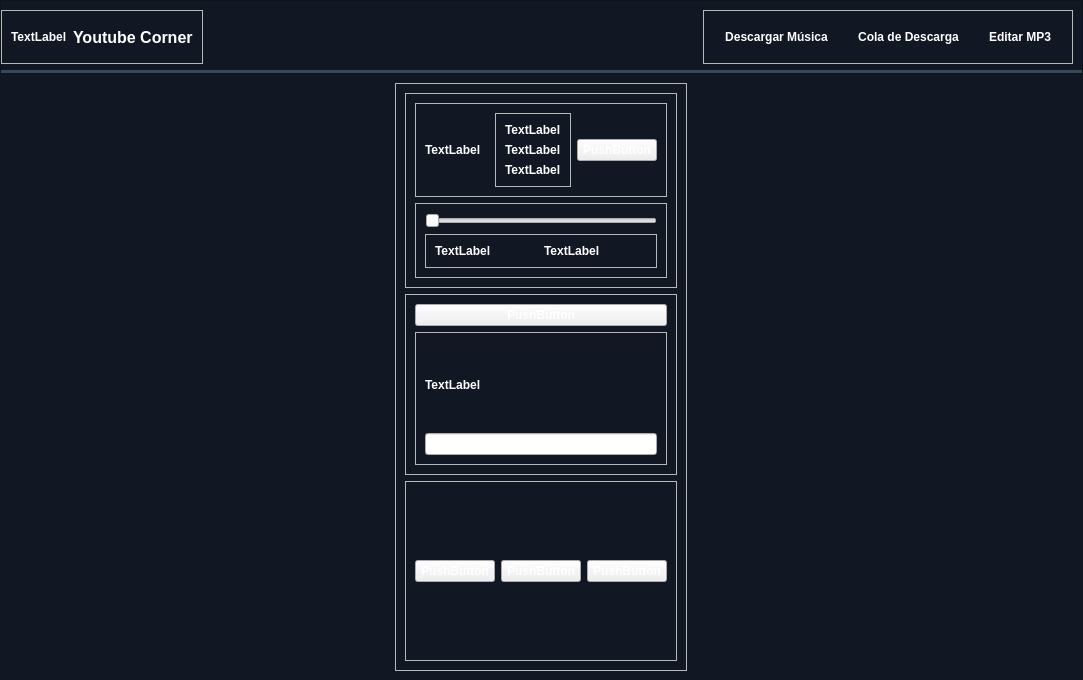
Above: Youtube Corner/InterfacesRaw/frontend.ui from Ventthos/Youtube-Corner before the change. Below: the same form after it.
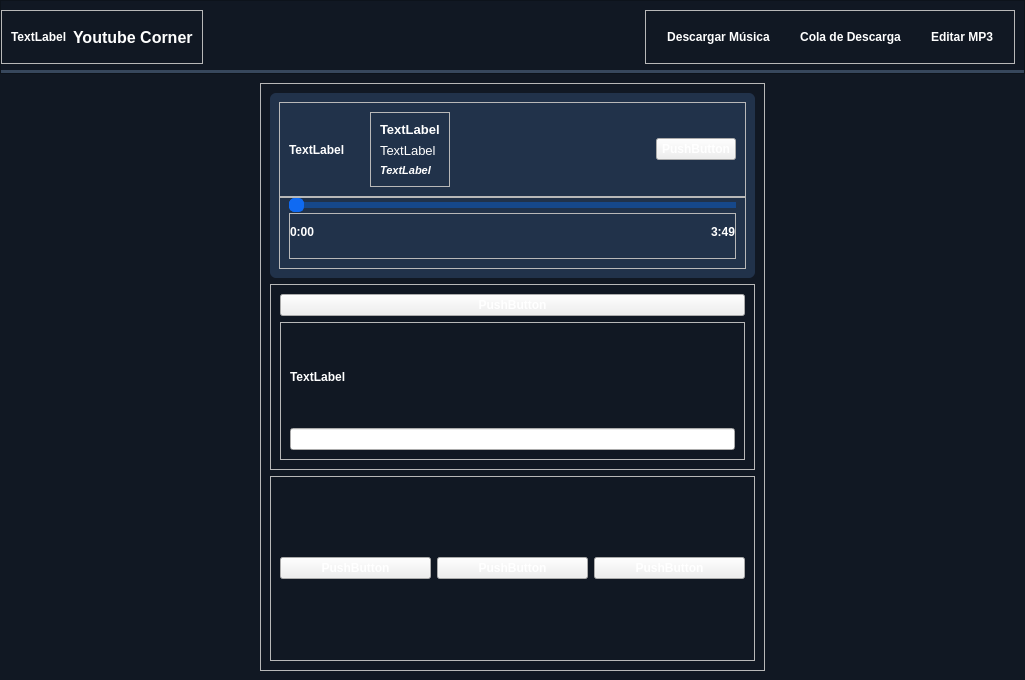
That is the form after the change.

Commit message: Song info container

What changed in the file:
```diff
--- a/Youtube Corner/InterfacesRaw/frontend.ui
+++ b/Youtube Corner/InterfacesRaw/frontend.ui
@@ -6,7 +6,7 @@
    <rect>
     <x>0</x>
     <y>0</y>
-    <width>1083</width>
+    <width>1025</width>
     <height>680</height>
    </rect>
   </property>
@@ -163,7 +163,50 @@
           </property>
           <layout class="QVBoxLayout" name="verticalLayout_8">
            <item>
-            <widget class="QFrame" name="frame_2">
+            <widget class="QFrame" name="frameDownloadMusicDetails">
+             <property name="styleSheet">
+              <string notr="true">#frameDownloadMusicDetails{
+	background-color: #21324a;
+	border-radius: 6px;
+}
+
+#titleDownloadSong{
+	font-weight: bold;
+	font-size: 13px;
+}
+
+#artistDownloadSong{
+	font-weight: normal;
+	font-size: 13px;	
+}
+
+#albumDownloadSong{
+	font-style: italic;
+	font-size: 11px;
+}
+
+#tiempoReproduccionSlider::groove:horizontal{
+	border: 1px solid #16488b;
+	height: 4px;
+}
+
+#tiempoReproduccionSlider::handle:horizontal{
+	background: #0f6af2;
+	width: 13px;
+	margin: -5px -1px;
+	border-radius: 5px;
+	border: 1px solid #0f6af2;
+}
+
+#tiempoReproduccionSlider::add-page::horizontal{
+	background-color: #16488b;
+}
+
+
+#tiempoReproduccionSlider::sub-page::horizontal{
+	background-color: #0f6af2;
+}</string>
+             </property>
              <property name="frameShape">
               <enum>QFrame::StyledPanel</enum>
              </property>
@@ -171,8 +214,14 @@
               <enum>QFrame::Raised</enum>
              </property>
              <layout class="QVBoxLayout" name="verticalLayout_5">
+              <property name="spacing">
+               <number>0</number>
+              </property>
               <item>
-               <widget class="QFrame" name="frame_3">
+               <widget class="QFrame" name="musicPreviewWidget">
+                <property name="styleSheet">
+                 <string notr="true"/>
+                </property>
                 <property name="frameShape">
                  <enum>QFrame::StyledPanel</enum>
                 </property>
@@ -182,13 +231,37 @@
                 <layout class="QHBoxLayout" name="horizontalLayout_4">
                  <item>
                   <widget class="QLabel" name="label">
+                   <property name="sizePolicy">
+                    <sizepolicy hsizetype="Fixed" vsizetype="Fixed">
+                     <horstretch>0</horstretch>
+                     <verstretch>0</verstretch>
+                    </sizepolicy>
+                   </property>
+                   <property name="minimumSize">
+                    <size>
+                     <width>75</width>
+                     <height>75</height>
+                    </size>
+                   </property>
+                   <property name="maximumSize">
+                    <size>
+                     <width>400</width>
+                     <height>400</height>
+                    </size>
+                   </property>
                    <property name="text">
                     <string>TextLabel</string>
                    </property>
+                   <property name="scaledContents">
+                    <bool>true</bool>
+                   </property>
+                   <property name="wordWrap">
+                    <bool>true</bool>
+                   </property>
                   </widget>
                  </item>
                  <item>
-                  <widget class="QFrame" name="frame_4">
+                  <widget class="QFrame" name="stringInfoSongDownload">
                    <property name="frameShape">
                     <enum>QFrame::StyledPanel</enum>
                    </property>
@@ -197,21 +270,21 @@
                    </property>
                    <layout class="QVBoxLayout" name="verticalLayout_3">
                     <item>
-                     <widget class="QLabel" name="label_2">
+                     <widget class="QLabel" name="titleDownloadSong">
                       <property name="text">
                        <string>TextLabel</string>
                       </property>
                      </widget>
                     </item>
                     <item>
-                     <widget class="QLabel" name="label_3">
+                     <widget class="QLabel" name="artistDownloadSong">
                       <property name="text">
                        <string>TextLabel</string>
                       </property>
                      </widget>
                     </item>
                     <item>
-                     <widget class="QLabel" name="label_4">
+                     <widget class="QLabel" name="albumDownloadSong">
                       <property name="text">
                        <string>TextLabel</string>
                       </property>
@@ -221,6 +294,19 @@
                   </widget>
                  </item>
                  <item>
+                  <spacer name="horizontalSpacer">
+                   <property name="orientation">
+                    <enum>Qt::Horizontal</enum>
+                   </property>
+                   <property name="sizeHint" stdset="0">
+                    <size>
+                     <width>200</width>
+                     <height>20</height>
+                    </size>
+                   </property>
+                  </spacer>
+                 </item>
+                 <item alignment="Qt::AlignRight">
                   <widget class="QPushButton" name="pushButton">
                    <property name="text">
                     <string>PushButton</string>
@@ -239,8 +325,20 @@
                  <enum>QFrame::Raised</enum>
                 </property>
                 <layout class="QVBoxLayout" name="verticalLayout_4">
+                 <property name="spacing">
+                  <number>0</number>
+                 </property>
+                 <property name="leftMargin">
+                  <number>9</number>
+                 </property>
+                 <property name="topMargin">
+                  <number>0</number>
+                 </property>
                  <item>
-                  <widget class="QSlider" name="horizontalSlider">
+                  <widget class="QSlider" name="tiempoReproduccionSlider">
+                   <property name="pageStep">
+                    <number>1</number>
+                   </property>
                    <property name="orientation">
                     <enum>Qt::Horizontal</enum>
                    </property>
@@ -255,17 +353,26 @@
                     <enum>QFrame::Raised</enum>
                    </property>
                    <layout class="QHBoxLayout" name="horizontalLayout_5">
+                    <property name="leftMargin">
+                     <number>0</number>
+                    </property>
+                    <property name="topMargin">
+                     <number>0</number>
+                    </property>
+                    <property name="rightMargin">
+                     <number>0</number>
+                    </property>
                     <item>
                      <widget class="QLabel" name="label_5">
                       <property name="text">
-                       <string>TextLabel</string>
+                       <string>0:00</string>
                       </property>
                      </widget>
                     </item>
-                    <item>
+                    <item alignment="Qt::AlignRight">
                      <widget class="QLabel" name="label_6">
                       <property name="text">
-                       <string>TextLabel</string>
+                       <string>3:49</string>
                       </property>
                      </widget>
                     </item>
```
